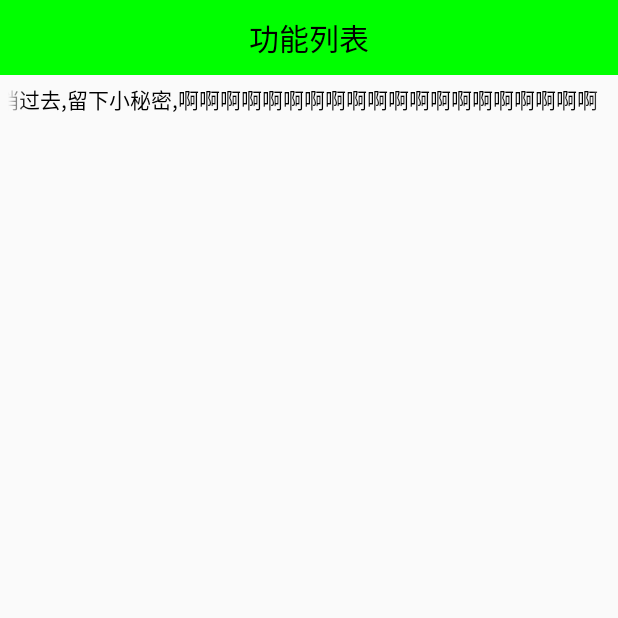
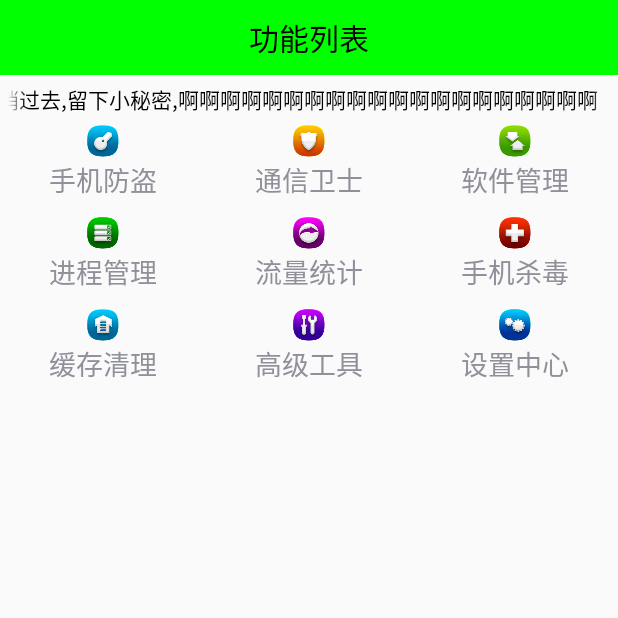
Before and after one commit to bigGreenPeople/mobilesafe, an Android app: the HomeActivity screen opened directly, with no data from a screen before it, on a phone screen of 412 x 824 dp, the top half of it. Run offline under Robolectric (Android 15) with nearby library versions, the phone set to English and light mode, and no system bars.

Commit message:
设置的界面布局

```diff
--- a/app/src/main/AndroidManifest.xml
+++ b/app/src/main/AndroidManifest.xml
@@ -20,9 +20,11 @@
                 <category android:name="android.intent.category.LAUNCHER" />
             </intent-filter>
         </activity>
-
+        <activity android:name=".activity.SettingActivity">
+        </activity>
         <activity android:name=".activity.HomeActivity">
         </activity>
+
     </application>
 
 </manifest>
--- a/app/src/main/java/com/fj/mobilesafe/activity/HomeActivity.java
+++ b/app/src/main/java/com/fj/mobilesafe/activity/HomeActivity.java
@@ -1,17 +1,97 @@
 package com.fj.mobilesafe.activity;
 
 import android.app.Activity;
+import android.content.Intent;
 import android.os.Bundle;
 import android.util.Log;
+import android.view.View;
+import android.view.ViewGroup;
+import android.widget.AdapterView;
+import android.widget.BaseAdapter;
+import android.widget.GridView;
+import android.widget.ImageView;
+import android.widget.TextView;
 
 import com.fj.mobilesafe.R;
+import com.fj.mobilesafe.view.SettingItemView;
 
 public class HomeActivity extends Activity {
+    private GridView gv_home;
+    private String[] mTitleStrs;
+    private int[] mDrawableIds;
 
     @Override
     protected void onCreate(Bundle savedInstanceState) {
         super.onCreate(savedInstanceState);
         setContentView(R.layout.activity_home);
         Log.i("test:", "fujie2");
+
+        initUI();
+        //初始化数据的方法
+        initData();
+
+    }
+
+    private void initData() {
+        //准备数据(文字(9组),图片(9张))
+        mTitleStrs = new String[]{
+                "手机防盗", "通信卫士", "软件管理", "进程管理", "流量统计", "手机杀毒", "缓存清理", "高级工具", "设置中心"
+        };
+
+        mDrawableIds = new int[]{
+                R.mipmap.home_safe, R.mipmap.home_callmsgsafe,
+                R.mipmap.home_apps, R.mipmap.home_taskmanager,
+                R.mipmap.home_netmanager, R.mipmap.home_trojan,
+                R.mipmap.home_sysoptimize, R.mipmap.home_tools, R.mipmap.home_settings
+        };
+        //九宫格控件设置数据适配器(等同ListView数据适配器)
+        gv_home.setAdapter(new MyAdapter());
+        gv_home.setOnItemClickListener(new AdapterView.OnItemClickListener() {
+            @Override
+            public void onItemClick(AdapterView<?> parent, View view, int position, long id) {
+                switch (position) {
+                    case 0:
+                        //开启对话框
+//                        showDialog();
+                        break;
+                    case 8:
+                        Intent intent = new Intent(getApplicationContext(), SettingActivity.class);
+                        startActivity(intent);
+                        break;
+                }
+            }
+        });
+    }
+
+    class MyAdapter extends BaseAdapter {
+        @Override
+        public int getCount() {
+            return mTitleStrs.length;
+        }
+
+        @Override
+        public Object getItem(int position) {
+            return mTitleStrs[position];
+        }
+
+        @Override
+        public long getItemId(int position) {
+            return position;
+        }
+
+        @Override
+        public View getView(int position, View convertView, ViewGroup parent) {
+            View inflate = View.inflate(getApplicationContext(), R.layout.gridview_item, null);
+            TextView tv_title = (TextView) inflate.findViewById(R.id.tv_title);
+            ImageView iv_icon = (ImageView) inflate.findViewById(R.id.iv_icon);
+
+            tv_title.setText(mTitleStrs[position]);
+            iv_icon.setBackgroundResource(mDrawableIds[position]);
+            return inflate;
+        }
+    }
+
+    private void initUI() {
+        gv_home = (GridView) findViewById(R.id.gv_home);
     }
 }
--- a/app/src/main/res/layout/activity_home.xml
+++ b/app/src/main/res/layout/activity_home.xml
@@ -24,4 +24,12 @@
         android:text="秋天秋天悄悄过去,留下小秘密,啊啊啊啊啊啊啊啊啊啊啊啊啊啊啊啊啊啊啊啊"
         android:textColor="#000" />
 
+    <GridView
+        android:id="@+id/gv_home"
+        android:numColumns="3"
+        android:verticalSpacing="10dp"
+        android:layout_width="match_parent"
+        android:layout_height="match_parent" >
+    </GridView>
+
 </LinearLayout>
--- /dev/null
+++ b/app/src/main/res/layout/gridview_item.xml
@@ -0,0 +1,21 @@
+<?xml version="1.0" encoding="utf-8"?>
+<LinearLayout xmlns:android="http://schemas.android.com/apk/res/android"
+    android:layout_width="wrap_content"
+    android:layout_height="wrap_content"
+    android:gravity="center"
+    android:orientation="vertical">
+
+    <ImageView
+        android:id="@+id/iv_icon"
+        android:layout_width="wrap_content"
+        android:layout_height="wrap_content"
+        android:background="@mipmap/ic_launcher" />
+
+    <TextView
+        android:id="@+id/tv_title"
+        android:layout_width="wrap_content"
+        android:layout_height="wrap_content"
+        android:text="模块标题"
+        android:textSize="18sp" />
+
+</LinearLayout>
```
Also changed, not shown: app/src/main/java/com/fj/mobilesafe/activity/SettingActivity.java (added, +17 -0 lines), app/src/main/java/com/fj/mobilesafe/view/SettingItemView.java (added, +65 -0 lines), app/src/main/res/layout/activity_setting.xml (added, +14 -0 lines), app/src/main/res/layout/setting_item_view.xml (added, +41 -0 lines).
